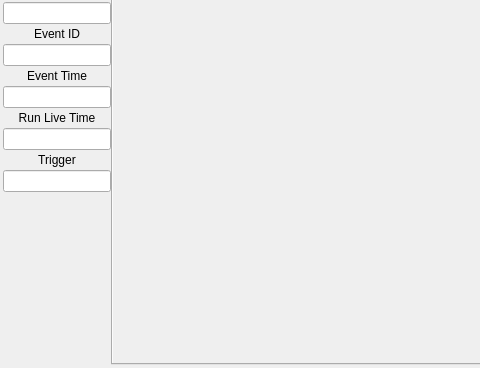
First picture: the form in ui/mainwindow.ui, repository SBC-Collaboration/SBC-RunControl, before the edit; both pictures show x 0 to 480 and y 382 to 750 of the 1000 by 750 pixel window.
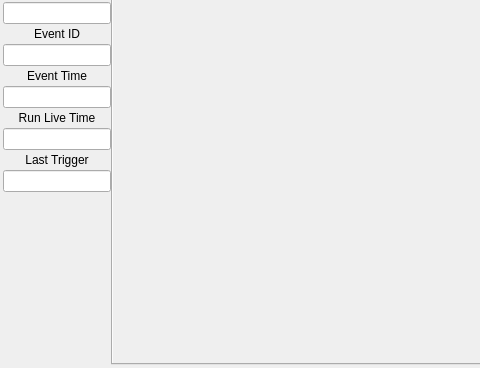
Second picture: the form after the edit. The open tabs and pages were chosen to show the change. Icons and pictures are not drawn.

```diff
--- a/ui/mainwindow.ui
+++ b/ui/mainwindow.ui
@@ -386,7 +386,7 @@
            <number>1</number>
           </property>
           <property name="text">
-           <string>Trigger</string>
+           <string>Last Trigger</string>
           </property>
           <property name="alignment">
            <set>Qt::AlignCenter</set>
```
Left out of the diff: 8 changed lines with no effect on the pictures.
